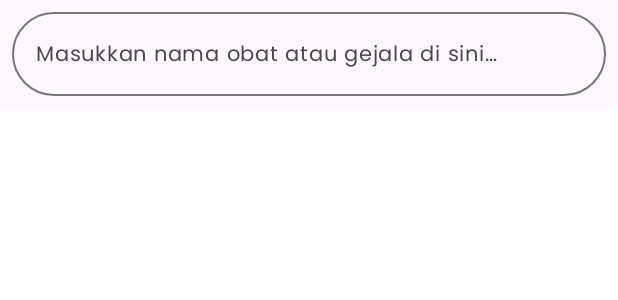
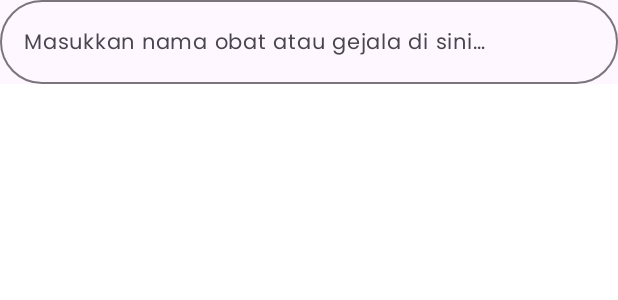
Before and after one commit to Medicify/MedicifyApp, an Android app built with Jetpack Compose: the @Preview function SearchBarPreview, on a phone screen of 412 x 824 dp. Shown: the top 300 px of the screen. Run offline under Robolectric (Android 15) with nearby library versions, the phone set to English and light mode, and no system bars.

Commit message:
remove padding from search bar

```diff
--- a/app/src/main/java/com/medicify/app/ui/component/SearchBar.kt
+++ b/app/src/main/java/com/medicify/app/ui/component/SearchBar.kt
@@ -3,9 +3,7 @@ package com.medicify.app.ui.component
 import androidx.compose.animation.AnimatedVisibility
 import androidx.compose.animation.fadeIn
 import androidx.compose.animation.fadeOut
-import androidx.compose.foundation.layout.Box
 import androidx.compose.foundation.layout.fillMaxWidth
-import androidx.compose.foundation.layout.padding
 import androidx.compose.foundation.shape.RoundedCornerShape
 import androidx.compose.foundation.text.KeyboardActions
 import androidx.compose.foundation.text.KeyboardOptions
@@ -41,12 +39,10 @@ fun SearchBar(
     modifier: Modifier,
     query: String,
     onQueryChange: (String) -> Unit,
-    onClearClick: () -> Unit = {},
+    onClearClick: () -> Unit,
 ) {
     var showClearButton by remember { mutableStateOf(false) }
     val keyboardController = LocalSoftwareKeyboardController.current
-
-    Box(modifier.padding(8.dp)) {
 
     OutlinedTextField(
         modifier = modifier
@@ -88,14 +84,13 @@ fun SearchBar(
         },
     )
 }
-}
 
 
 @Preview
 @Composable
 fun SearchBarPreview() {
     MedicifyTheme {
-        Surface(color = MaterialTheme.colorScheme.background) {
+        Surface {
             var query by remember {
                 mutableStateOf("")
             }
```
Lines whose indentation alone changed are shown as unchanged.
